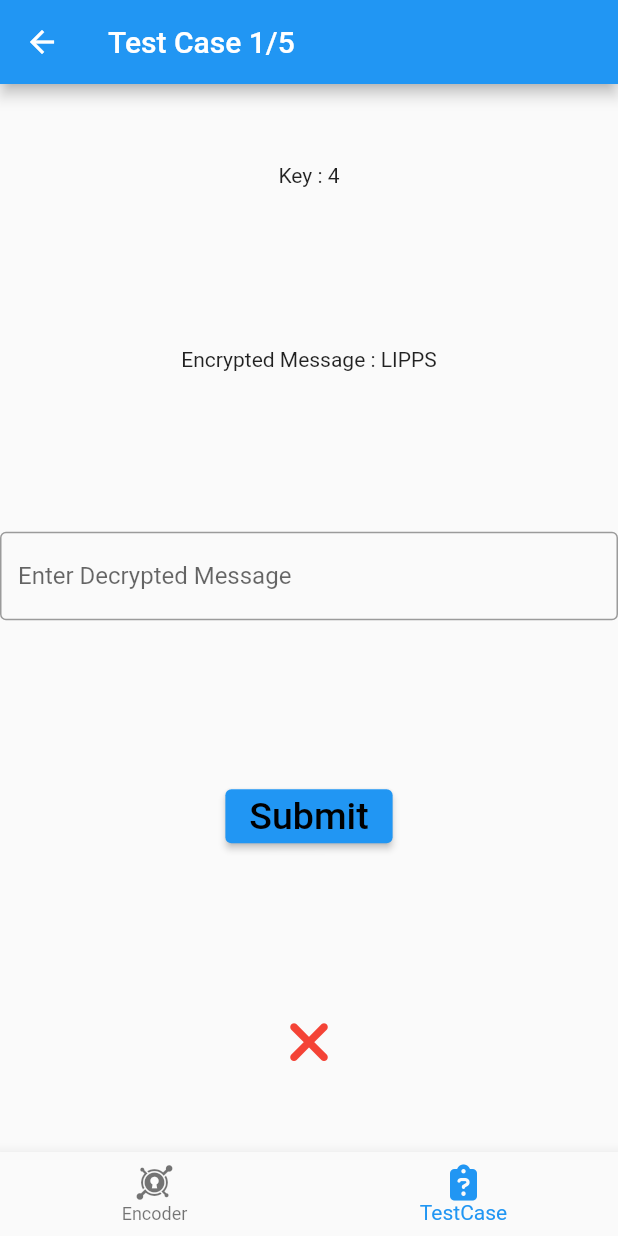
After one commit to anirbanpal2002/consest, a Flutter app: the screen it shows after launch, item 2 of the bottom bar chosen, after a tap on "Submit", on a phone screen of 412 x 824 dp. The commit adds this screen. Run offline on Flutter 3.47's test engine with Material 2 defaults, Android fonts, the phone set to English and light mode, and no system bars; our stand-ins replace font_awesome_flutter.

Commit message:
test case update

```diff
--- /dev/null
+++ b/lib/ceaser.dart
@@ -0,0 +1,154 @@
+import 'main.dart';
+
+class Ceaser {
+  String? encrypt = "";
+  String? encryption(String? message, int key) {
+    //String? message;
+    //int key;
+    //String encrypt = "";
+    if (message != null && encrypt != null) {
+      message = message.toUpperCase();
+      key = key % 26;
+      int code = 0;
+      for (String i in message.split("")) {
+        code = findNumber(i);
+        if (code > 26) {
+          encrypt = encrypt! + i;
+        } else {
+          code = code + key;
+          if (code > 26) {
+            code = code - 26;
+          }
+          if (i.toLowerCase().compareTo(i) == 0) {
+            encrypt = encrypt! + findEncrypt(code).toLowerCase();
+          } else {
+            encrypt = encrypt! + findEncrypt(code);
+          }
+          code = 0;
+        }
+      }
+      //print(encrypt);
+      //myController2.value=encrypt;
+      return encrypt;
+    }
+    return null;
+  }
+
+  String findEncrypt(int code) {
+    switch (code) {
+      case 1:
+        return "A";
+      case 2:
+        return "B";
+      case 3:
+        return "C";
+      case 4:
+        return "D";
+      case 5:
+        return "E";
+      case 6:
+        return "F";
+      case 7:
+        return "G";
+      case 8:
+        return "H";
+      case 9:
+        return "I";
+      case 10:
+        return "J";
+      case 11:
+        return "K";
+      case 12:
+        return "L";
+      case 13:
+        return "M";
+      case 14:
+        return "N";
+      case 15:
+        return "O";
+      case 16:
+        return "P";
+      case 17:
+        return "Q";
+      case 18:
+        return "R";
+      case 19:
+        return "S";
+      case 20:
+        return "T";
+      case 21:
+        return "U";
+      case 22:
+        return "V";
+      case 23:
+        return "W";
+      case 24:
+        return "X";
+      case 25:
+        return "Y";
+      case 26:
+        return "Z";
+      default:
+        return " ";
+    }
+  }
+
+  int findNumber(String letter) {
+    switch (letter) {
+      case "A":
+        return 1;
+      case "B":
+        return 2;
+      case "C":
+        return 3;
+      case "D":
+        return 4;
+      case "E":
+        return 5;
+      case "F":
+        return 6;
+      case "G":
+        return 7;
+      case "H":
+        return 8;
+      case "I":
+        return 9;
+      case "J":
+        return 10;
+      case "K":
+        return 11;
+      case "L":
+        return 12;
+      case "M":
+        return 13;
+      case "N":
+        return 14;
+      case "O":
+        return 15;
+      case "P":
+        return 16;
+      case "Q":
+        return 17;
+      case "R":
+        return 18;
+      case "S":
+        return 19;
+      case "T":
+        return 20;
+      case "U":
+        return 21;
+      case "V":
+        return 22;
+      case "W":
+        return 23;
+      case "X":
+        return 24;
+      case "Y":
+        return 25;
+      case "Z":
+        return 26;
+      default:
+        return 27;
+    }
+  }
+}
--- /dev/null
+++ b/lib/ceaserTest.dart
@@ -0,0 +1,113 @@
+import 'dart:async';
+
+import 'package:consest/ceaser.dart';
+import 'package:flutter/material.dart';
+import 'package:flutter/painting.dart';
+import 'package:font_awesome_flutter/font_awesome_flutter.dart';
+
+class CeaserTest extends StatefulWidget {
+  const CeaserTest({Key? key}) : super(key: key);
+
+  @override
+  State<CeaserTest> createState() => _CeaserTestState();
+}
+
+class _CeaserTestState extends State<CeaserTest> with Ceaser {
+  static int testCaseNumber = 1;
+  bool success = false;
+  final TextEditingController _textEditingController = TextEditingController();
+  int key = 0;
+  String encrypted = "";
+  @override
+  Widget build(BuildContext context) {
+    if (testCaseNumber == 1 && encrypted == "") {
+      key = 4;
+      encrypted = encryption("Hello", key)!;
+    } else if (testCaseNumber == 2) {
+    } else if (testCaseNumber == 3) {
+    } else if (testCaseNumber == 4) {
+    } else if (testCaseNumber == 5) {}
+    Timer(const Duration(seconds: 10), () {
+      if (success) {
+        setState(() {
+          testCaseNumber = testCaseNumber + 1;
+          success = false;
+        });
+      }
+    });
+    return SafeArea(
+      child: Scaffold(
+          bottomNavigationBar: BottomNavigationBar(
+            onTap: (index) {
+              if (index == 0) {
+                Navigator.pop(context);
+              }
+            },
+            items: const [
+              BottomNavigationBarItem(
+                label: "Encoder",
+                icon: FaIcon(FontAwesomeIcons.keycdn),
+              ),
+              BottomNavigationBarItem(
+                label: "TestCase",
+                icon: FaIcon(FontAwesomeIcons.clipboardQuestion),
+              ),
+            ],
+            currentIndex: 1,
+          ),
+          appBar: AppBar(
+              title: Text("Test Case " + testCaseNumber.toString() + "/5")),
+          body: Form(
+            child: Column(
+              mainAxisAlignment: MainAxisAlignment.spaceAround,
+              mainAxisSize: MainAxisSize.max,
+              children: [
+                Text(
+                  "Key : " + key.toString(),
+                  overflow: TextOverflow.visible,
+                ),
+                Text("Encrypted Message : " + encrypted,
+                    overflow: TextOverflow.clip),
+                TextFormField(
+                  controller: _textEditingController,
+                  decoration: const InputDecoration(
+                    border: OutlineInputBorder(),
+                    hintText: 'Enter Decrypted Message',
+                  ),
+                ),
+                ElevatedButton(
+                  onPressed: (success)
+                      ? null
+                      : () {
+                          setState(() {
+                            if (testCaseNumber == 1) {
+                              if (_textEditingController.value.text
+                                      .toUpperCase() ==
+                                  "Hello".toUpperCase()) {
+                                success = true;
+                              }
+                            } else if (testCaseNumber == 2) {
+                            } else if (testCaseNumber == 3) {
+                            } else if (testCaseNumber == 4) {
+                            } else if (testCaseNumber == 5) {}
+                          });
+                        },
+                  child: const Text(
+                    'Submit',
+                    style: TextStyle(
+                      color: Colors.black,
+                      fontSize: 25,
+                    ),
+                  ),
+                ),
+                FaIcon(
+                  (success) ? FontAwesomeIcons.check : FontAwesomeIcons.xmark,
+                  color: (success) ? Colors.green : Colors.red,
+                  size: 40.0,
+                ),
+              ],
+            ),
+          )),
+    );
+  }
+}
--- a/lib/main.dart
+++ b/lib/main.dart
@@ -1,4 +1,7 @@
+import 'package:consest/ceaser.dart';
+import 'package:consest/ceaserTest.dart';
 import 'package:flutter/material.dart';
+import 'package:font_awesome_flutter/font_awesome_flutter.dart';
 
 void main() => runApp(const MyApp());
 
@@ -15,13 +18,15 @@ class MyApp extends StatelessWidget {
         appBar: AppBar(
           title: const Text(appTitle),
         ),
-        body: MyCustomForm(),
+        body: const MyCustomForm(),
       ),
     );
   }
 }
 
 class MyCustomForm extends StatefulWidget {
+  const MyCustomForm({Key? key}) : super(key: key);
+
   @override
   State<MyCustomForm> createState() => _MyCustomFormState();
 }
@@ -33,165 +38,39 @@ class _MyCustomFormState extends State<MyCustomForm> {
 
   TextEditingController myController2 = TextEditingController();
 
-  String encrypt = "";
-
-  void encryption(String? message, int key) {
-    //String? message;
-    //int key;
-    //String encrypt = "";
-    if (message != null) {
-      message = message.toUpperCase();
-      key = key % 26;
-      int code = 0;
-      for (String i in message.split("")) {
-        code = findNumber(i);
-        if (code > 26) {
-          encrypt = encrypt + i;
-        } else {
-          code = code + key;
-          if (code > 26) {
-            code = code - 26;
-          }
-          if (i.toLowerCase().compareTo(i) == 0) {
-            encrypt = encrypt + findEncrypt(code).toLowerCase();
-          } else {
-            encrypt = encrypt + findEncrypt(code);
-          }
-          code = 0;
-        }
-      }
-      //print(encrypt);
-      //myController2.value=encrypt;
-    }
-  }
-
-  String findEncrypt(int code) {
-    switch (code) {
-      case 1:
-        return "A";
-      case 2:
-        return "B";
-      case 3:
-        return "C";
-      case 4:
-        return "D";
-      case 5:
-        return "E";
-      case 6:
-        return "F";
-      case 7:
-        return "G";
-      case 8:
-        return "H";
-      case 9:
-        return "I";
-      case 10:
-        return "J";
-      case 11:
-        return "K";
-      case 12:
-        return "L";
-      case 13:
-        return "M";
-      case 14:
-        return "N";
-      case 15:
-        return "O";
-      case 16:
-        return "P";
-      case 17:
-        return "Q";
-      case 18:
-        return "R";
-      case 19:
-        return "S";
-      case 20:
-        return "T";
-      case 21:
-        return "U";
-      case 22:
-        return "V";
-      case 23:
-        return "W";
-      case 24:
-        return "X";
-      case 25:
-        return "Y";
-      case 26:
-        return "Z";
-      default:
-        return " ";
-    }
-  }
-
-  int findNumber(String letter) {
-    switch (letter) {
-      case "A":
-        return 1;
-      case "B":
-        return 2;
-      case "C":
-        return 3;
-      case "D":
-        return 4;
-      case "E":
-        return 5;
-      case "F":
-        return 6;
-      case "G":
-        return 7;
-      case "H":
-        return 8;
-      case "I":
-        return 9;
-      case "J":
-        return 10;
-      case "K":
-        return 11;
-      case "L":
-        return 12;
-      case "M":
-        return 13;
-      case "N":
-        return 14;
-      case "O":
-        return 15;
-      case "P":
-        return 16;
-      case "Q":
-        return 17;
-      case "R":
-        return 18;
-      case "S":
-        return 19;
-      case "T":
-        return 20;
-      case "U":
-        return 21;
-      case "V":
-        return 22;
-      case "W":
-        return 23;
-      case "X":
-        return 24;
-      case "Y":
-        return 25;
-      case "Z":
-        return 26;
-      default:
-        return 27;
-    }
-  }
+  String? encrypt = "";
 
   @override
   Widget build(BuildContext context) {
-    return SingleChildScrollView(
+    return Scaffold(
+      bottomNavigationBar: BottomNavigationBar(
+        onTap: (index) {
+          if (index == 1) {
+            Navigator.push(context,
+                MaterialPageRoute(builder: (context) => const CeaserTest()));
+          }
+        },
+        items: const [
+          BottomNavigationBarItem(
+            label: "Encoder",
+            icon: FaIcon(FontAwesomeIcons.keycdn),
+          ),
+          BottomNavigationBarItem(
+            label: "TestCase",
+            icon: FaIcon(FontAwesomeIcons.clipboardQuestion),
+          ),
+        ],
+        currentIndex: 0,
+      ),
+      body: SafeArea(
+        child: SingleChildScrollView(
+            child: Form(
           child: Column(
             crossAxisAlignment: CrossAxisAlignment.start,
             children: [
               Padding(
                 padding: EdgeInsets.symmetric(horizontal: 8, vertical: 16),
-          child: TextField(
+                child: TextFormField(
                   controller: myController,
                   decoration: InputDecoration(
                     border: OutlineInputBorder(),
@@ -200,7 +79,8 @@ class _MyCustomFormState extends State<MyCustomForm> {
                 ),
               ),
               Padding(
-          padding: const EdgeInsets.symmetric(horizontal: 8, vertical: 16),
+                padding:
+                    const EdgeInsets.symmetric(horizontal: 8, vertical: 16),
                 child: TextFormField(
                   controller: myController1,
                   decoration: const InputDecoration(
@@ -218,7 +98,7 @@ class _MyCustomFormState extends State<MyCustomForm> {
                   ElevatedButton(
                       onPressed: () {
                         setState(() {
-                    encryption(myController.value.text,
+                          encrypt = Ceaser().encryption(myController.value.text,
                               int.parse(myController1.value.text));
                         });
                       },
@@ -227,14 +107,14 @@ class _MyCustomFormState extends State<MyCustomForm> {
                         style: TextStyle(
                           color: Colors.black,
                           fontSize: 25,
-                    fontWeight: FontWeight.bold,
                         ),
                       )),
                 ],
               ),
               Padding(
-          padding: const EdgeInsets.symmetric(horizontal: 8, vertical: 16),
-          child: Text(encrypt),
+                padding:
+                    const EdgeInsets.symmetric(horizontal: 8, vertical: 16),
+                child: Text(encrypt!),
                 /*TextFormField(
                   controller: myController2,
 
@@ -245,6 +125,9 @@ class _MyCustomFormState extends State<MyCustomForm> {
                 ),*/
               ),
             ],
-    ));
+          ),
+        )),
+      ),
+    );
   }
 }
--- a/pubspec.yaml
+++ b/pubspec.yaml
@@ -34,6 +34,8 @@ dependencies:
   # The following adds the Cupertino Icons font to your application.
   # Use with the CupertinoIcons class for iOS style icons.
   cupertino_icons: ^1.0.2
+  msix: ^3.6.0
+  font_awesome_flutter: ^10.1.0
 
 dev_dependencies:
   flutter_test:
@@ -87,3 +89,7 @@ flutter:
   #
   # For details regarding fonts from package dependencies,
   # see https://flutter.dev/custom-fonts/#from-packages
+
+msix_config:
+  display_name: Flutter App
+  msix_version: 1.0.0.0
```
Also changed, not shown: pubspec.lock. Lines whose indentation alone changed are shown as unchanged.
